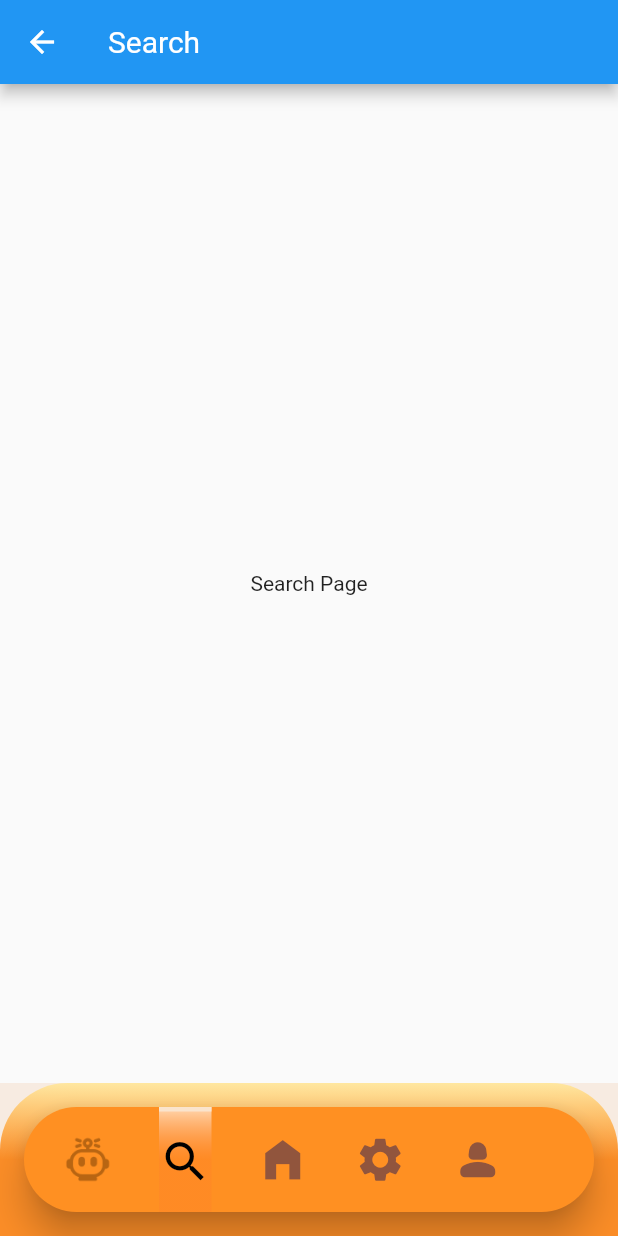
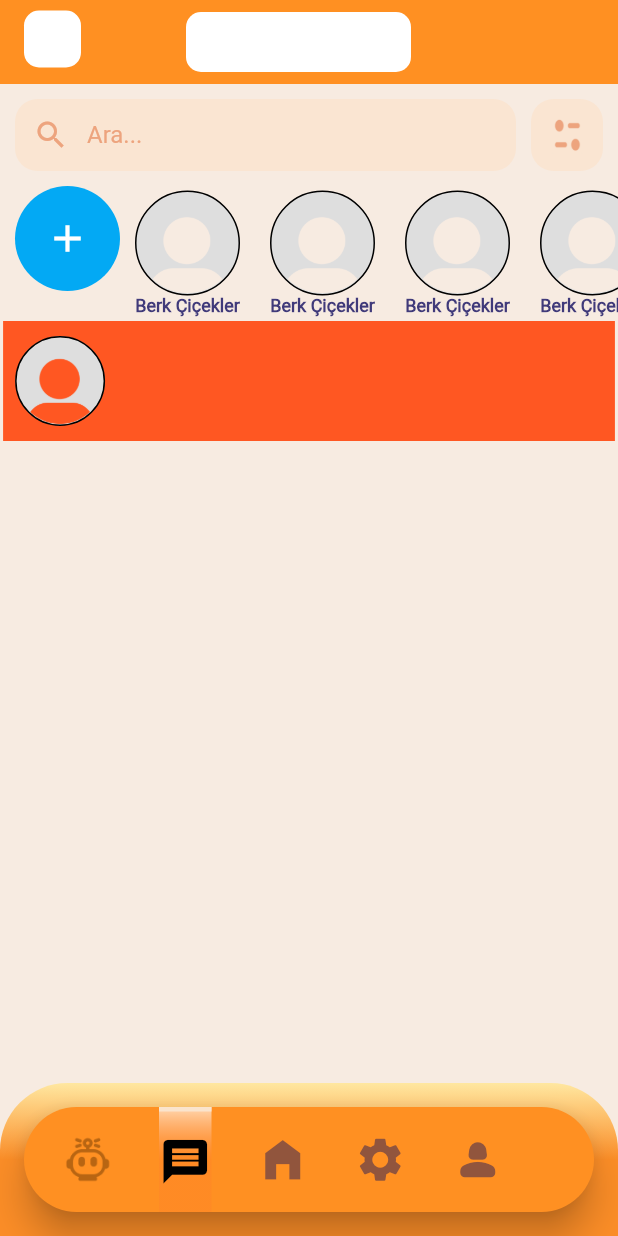
Before and after one commit to numankaya/ConnectPlus, a Flutter app: the BottomNavigation screen opened directly, swiped to page 2, on a phone screen of 412 x 824 dp. Run offline on Flutter 3.47's test engine with Material 2 defaults, Android fonts, the light colour scheme and no system bars; our stand-ins replace cached_network_image, cloud_firestore, firebase_auth, firebase_core, flip_card, flutter_riverpod and 6 more; missing offline and left inert: chat_gpt_sdk; accounts and stored records are empty; project files that could hold a hidden picture were left out.

Commit message:
bir takım ozellikler eklendi

```diff
--- a/erasmus_connect/lib/screens/homepage/bottom_navigation_bar.dart
+++ b/erasmus_connect/lib/screens/homepage/bottom_navigation_bar.dart
@@ -11,7 +11,7 @@ import 'package:erasmus_connect/screens/homepage/main_screen/visa_page.dart';
 import 'package:erasmus_connect/screens/homepage/mentor/mentorShowcasePage.dart';
 import 'package:erasmus_connect/screens/homepage/mentor/mentors.dart';
 import 'package:erasmus_connect/screens/homepage/profile_page.dart';
-import 'package:erasmus_connect/screens/homepage/search_page.dart';
+import 'package:erasmus_connect/screens/homepage/chats_page.dart';
 import 'package:erasmus_connect/screens/homepage/settings_page.dart';
 import 'package:erasmus_connect/screens/registeration_login/login_screen/login_screen.dart';
 import 'package:flutter/material.dart';
@@ -27,7 +27,7 @@ class BottomNavigationState extends ConsumerState<BottomNavigation> {
   late PageController pageController;
   List<IconData> data = [
     Icons.chat_bubble_rounded,
-    Icons.search,
+    Icons.message,
     Icons.home_filled,
     Icons.settings,
     Icons.person_2_rounded
@@ -71,7 +71,7 @@ class BottomNavigationState extends ConsumerState<BottomNavigation> {
         physics: NeverScrollableScrollPhysics(), //Sürüklenememesi için
         children: [
           ChatbotPage(),
-          SearchPage(),
+          ChatPage(),
           HomePage(goToPage: (index) {
             pageController.jumpToPage(index);
           }),
--- /dev/null
+++ b/erasmus_connect/lib/screens/homepage/chats_page.dart
@@ -0,0 +1,217 @@
+import 'package:flutter/material.dart';
+import 'package:flutter/rendering.dart';
+
+class ChatPage extends StatelessWidget {
+  @override
+  Widget build(BuildContext context) {
+    return SafeArea(
+      child: Scaffold(
+        backgroundColor: Color.fromARGB(255, 247, 235, 225),
+        appBar: AppBar(
+          shadowColor: Color.fromARGB(255, 247, 235, 225),
+          backgroundColor: Color.fromARGB(255, 255, 144, 34),
+          title: Row(
+            children: [
+              Padding(
+                padding: const EdgeInsets.only(bottom: 4),
+                child: Container(
+                  height: 38,
+                  width: 38,
+                  decoration: BoxDecoration(
+                    borderRadius: BorderRadius.circular(10),
+                    color: Colors.white,
+                  ),
+                  child: IconButton(
+                    icon: Icon(
+                      Icons.arrow_back_ios_rounded,
+                      size: 20,
+                    ),
+                    onPressed: () {
+
+                    },
+                  ),
+                ),
+              ),
+              Container(
+                margin: EdgeInsets.only(left: 70),
+                width: 150,
+                height: 40,
+                decoration: BoxDecoration(
+                  color: Colors.white,
+                  borderRadius: BorderRadius.circular(10),
+                ),
+                child: Center(child: Text("Mentorlar")),
+              ),
+            ],
+          ),
+          automaticallyImplyLeading: false,
+          centerTitle: true,
+          elevation: 0,
+        ),
+        body: Column(
+          children: [
+            Padding(
+              padding: EdgeInsets.all(10),
+              child: Row(
+                children: [
+                  Expanded(
+                    child: TextField(
+                      decoration: InputDecoration(
+                        contentPadding: EdgeInsets.symmetric(
+                            vertical: 10, horizontal: 15),
+                        filled: true,
+                        fillColor: Color.fromARGB(255, 250, 229, 210),
+                        hintText: 'Ara...',
+                        hintStyle: TextStyle(
+                          color: Color.fromARGB(255, 237, 164, 126),
+                        ),
+                        prefixIcon: Icon(
+                          Icons.search,
+                          color: Color.fromARGB(255, 237, 164, 126),
+                        ),
+                        border: OutlineInputBorder(
+                          borderRadius: BorderRadius.circular(15),
+                          borderSide: BorderSide.none,
+                        ),
+                      ),
+                      onChanged: (value) {
+                        // Handle search bar input
+                      },
+                      autofocus: false,
+                    ),
+                  ),
+                  SizedBox(width: 10),
+                  Container(
+                    width: 48,
+                    height: 48,
+                    decoration: BoxDecoration(
+                      borderRadius: BorderRadius.circular(15),
+                      color: Color.fromARGB(255, 250, 229,
+                          210), // Background color of the button
+                    ),
+                    child: InkWell(
+                      borderRadius: BorderRadius.circular(15),
+                      onTap: () {
+                        // Add your onTap logic here
+                      },
+                      child: Padding(
+                        padding: EdgeInsets.all(6),
+                        child: Image.asset(
+                          'assets/images/filter_img.png',
+                          fit: BoxFit.contain,
+                        ),
+                      ),
+                    ),
+                  )
+                ],
+              ),
+            ),
+            Row(
+              children: [
+                Expanded(
+                  child: SingleChildScrollView(
+                    scrollDirection: Axis.horizontal,
+                    child: Padding(
+                      padding: EdgeInsets.only(left: 10, right: 10),
+                      child: Row(
+                        crossAxisAlignment: CrossAxisAlignment.start,
+                        mainAxisAlignment: MainAxisAlignment.start,
+                        children: [
+                          Container(
+                            height: 70,
+                            width: 70,
+                            decoration: BoxDecoration(
+                              borderRadius: BorderRadius.circular(100),
+                              color: Colors.lightBlue,
+                            ),
+                            child: Icon(
+                              Icons.add,
+                              color: Colors.white,
+                              size: 30,
+                            ),
+                          ),
+                          FastDMUserContainer(),
+                          FastDMUserContainer(),
+                          FastDMUserContainer(),
+                          FastDMUserContainer(),
+                          FastDMUserContainer(),
+                          FastDMUserContainer(),
+                          FastDMUserContainer(),
+                          FastDMUserContainer(),
+
+                        ],
+                      ),
+                    ),
+                  ),
+                )
+              ],
+            ),
+            DMUserMessageContainer(),
+          ],
+        ),
+      ),
+    );
+  }
+}
+
+class FastDMUserContainer extends StatelessWidget {
+  const FastDMUserContainer({Key? key}) : super(key: key);
+
+  @override
+  Widget build(BuildContext context) {
+    return SizedBox(
+      width: 90,
+      height: 90,
+      child: Column(
+        mainAxisAlignment: MainAxisAlignment.center,
+        crossAxisAlignment: CrossAxisAlignment.center,
+        children: [
+          Container(
+            height: 70,
+            width: 70,
+            decoration: BoxDecoration(
+              borderRadius: BorderRadius.circular(100),
+              image: DecorationImage(
+                image: AssetImage("assets/images/Default_pp.png"),
+                fit: BoxFit.cover
+              ),
+              border: Border.all(color: Colors.black, width: 1)
+            ),
+          ),
+          Text("Berk Çiçekler", style: TextStyle(overflow: TextOverflow.ellipsis, fontSize: 12,fontWeight: FontWeight.bold, color: Color.fromRGBO(64, 58, 122, 1)), maxLines: 1,)
+        ],
+      ),
+    );
+  }
+}
+
+class DMUserMessageContainer extends StatelessWidget {
+  const DMUserMessageContainer({Key? key}) : super(key: key);
+
+  @override
+  Widget build(BuildContext context) {
+    double width = MediaQuery. of(context). size. width ;
+    return Container(
+      width: width * 0.99,
+      height: 80,
+      color: Colors.deepOrange,
+      padding: EdgeInsets.all(8),
+      child: Row(
+        children: [
+          Container(
+            height: 60,
+            width: 60,
+            decoration: BoxDecoration(
+                borderRadius: BorderRadius.circular(100),
+                image: DecorationImage(
+                    image: AssetImage("assets/images/Default_pp.png"),
+                    fit: BoxFit.cover
+                ),
+                border: Border.all(color: Colors.black, width: 1)
+            ),
+          ),
+        ],
+      ),
+    );
+  }
+}
--- a/erasmus_connect/lib/screens/homepage/main_screen/travel_page.dart
+++ b/erasmus_connect/lib/screens/homepage/main_screen/travel_page.dart
@@ -1,7 +1,7 @@
 import 'package:erasmus_connect/screens/homepage/bottom_navigation_bar.dart';
 import 'package:erasmus_connect/screens/homepage/chatbot/chatbot_page.dart';
 import 'package:erasmus_connect/screens/homepage/profile_page.dart';
-import 'package:erasmus_connect/screens/homepage/search_page.dart';
+import 'package:erasmus_connect/screens/homepage/chats_page.dart';
 import 'package:erasmus_connect/screens/homepage/settings_page.dart';
 import 'package:flutter/material.dart';
 import 'package:url_launcher/url_launcher.dart';
--- a/erasmus_connect/lib/screens/homepage/search_page.dart
+++ /dev/null
@@ -1,15 +0,0 @@
-import 'package:flutter/material.dart';
-
-class SearchPage extends StatelessWidget {
-  @override
-  Widget build(BuildContext context) {
-    return Scaffold(
-      appBar: AppBar(
-        title: Text('Search'),
-      ),
-      body: Center(
-        child: Text('Search Page'),
-      ),
-    );
-  }
-}
```
